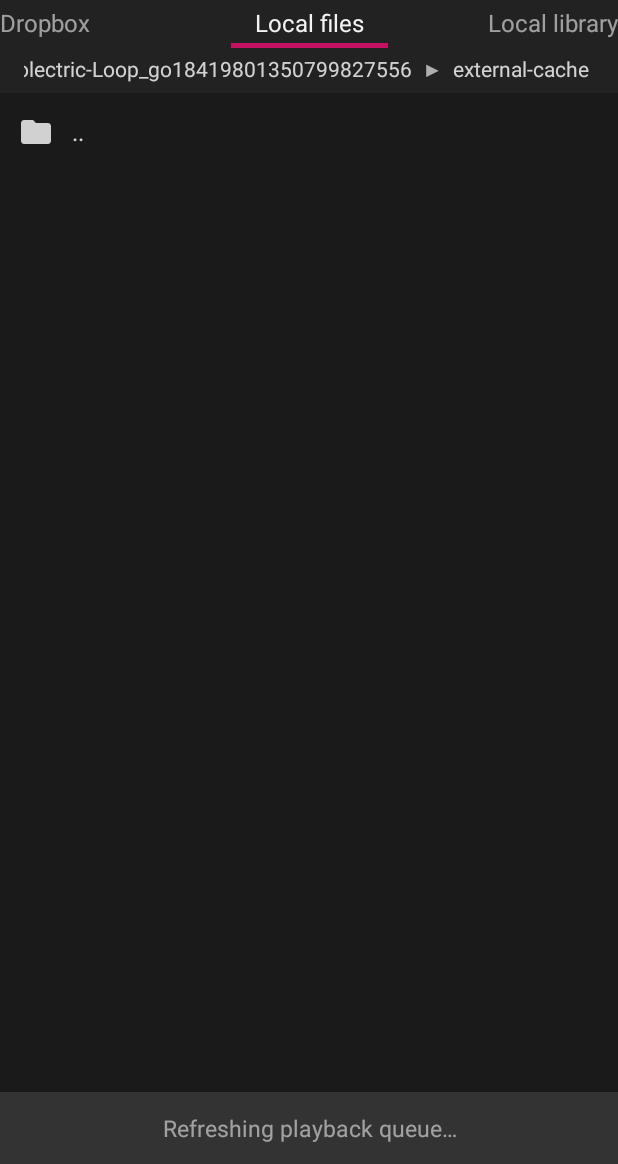
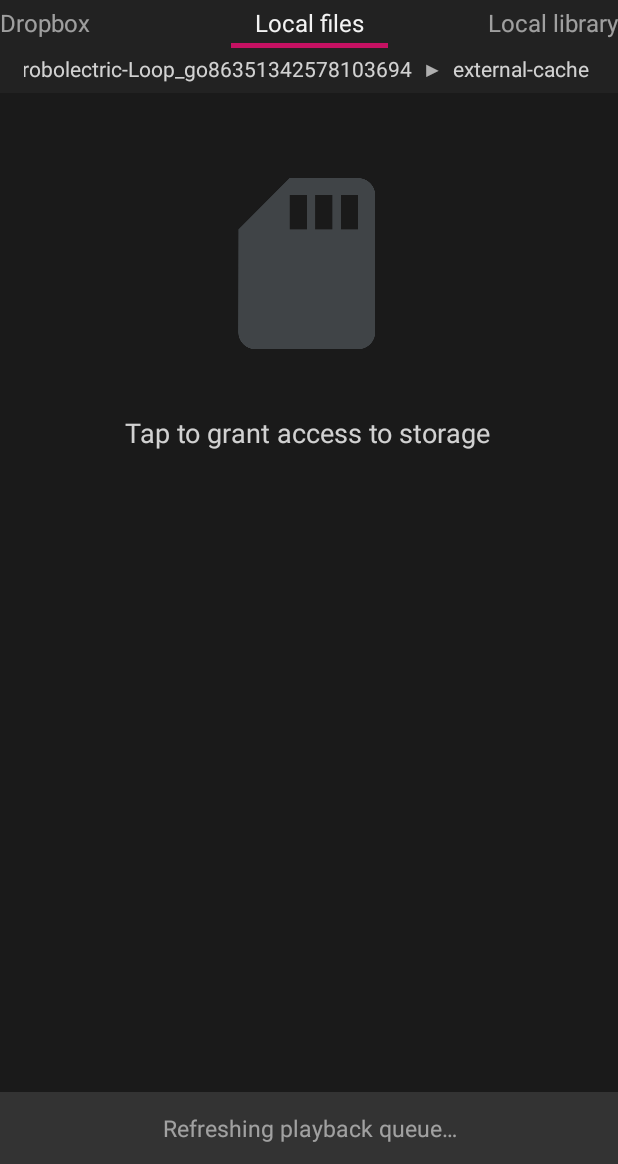
Before and after one commit to owoc/teardrop, an Android app: the screen it shows after launch (LibraryActivity), after a tap on "Local files", on a phone screen of 412 x 824 dp, the part 72-1236 px from its top. Run offline under Robolectric (Android 15) with nearby library versions, the phone set to English and light mode, and no system bars; libraries missing offline, so code that uses them is left out: com.dropbox.client2, junit.framework; 5 statements that could not run were skipped.

Commit message:
Fixed ReplayGain not persisting, improved storage permission handling

```diff
--- a/app/src/main/AndroidManifest.xml
+++ b/app/src/main/AndroidManifest.xml
@@ -26,8 +26,8 @@ THE SOFTWARE.
 <manifest xmlns:android="http://schemas.android.com/apk/res/android"
     package="mp.teardrop"
     android:installLocation="auto"
-    android:versionCode="6"
-    android:versionName="0.9.25.m6" >
+    android:versionCode="7"
+    android:versionName="0.9.25.7" >
 
     <uses-permission android:name="android.permission.INTERNET" />
     <uses-permission android:name="android.permission.WAKE_LOCK" />
--- a/app/src/main/java/mp/teardrop/FileSystemAdapter.java
+++ b/app/src/main/java/mp/teardrop/FileSystemAdapter.java
@@ -52,6 +52,8 @@ public class FileSystemAdapter
 	private static final Pattern SPACE_SPLIT = Pattern.compile("\\s+");
 	private static final Pattern FILE_SEPARATOR = Pattern.compile(File.separator);
 	static final int ID_LINK_TO_PARENT_DIR = -10;
+
+    private boolean mPermissionToReadStorageWasDenied = false;
 
 	/**
 	 * The owner LibraryActivity.
@@ -152,6 +154,12 @@ public class FileSystemAdapter
 	@Override
 	public Object query()
 	{
+        if (!MediaUtils.hasPermissionToReadStorage(mActivity)) {
+            MediaInfoHolder mih = new MediaInfoHolder();
+            mih.permissionToReadStorageWasDenied = true;
+            return mih;
+        }
+
 		File file = mLimiter == null ? new File("/") : (File)mLimiter.data;
 
 		if (mFileObserver == null) {
@@ -167,9 +175,25 @@ public class FileSystemAdapter
 	@Override
 	public void commitQuery(Object data)
 	{
-		mFiles = (File[])data;
+        if(queryResultIndicatesNoPermission(data)) {
+            mPermissionToReadStorageWasDenied = true;
+            mFiles = null;
+        } else {
+            mPermissionToReadStorageWasDenied = false;
+            mFiles = (File[]) data;
+        }
 		notifyDataSetInvalidated();
 	}
+
+    private static boolean queryResultIndicatesNoPermission(Object queryResult) {
+        if(!(queryResult instanceof MediaInfoHolder)) {
+            return false;
+        }
+        if(((MediaInfoHolder) queryResult).permissionToReadStorageWasDenied) {
+            return true;
+        }
+        throw new IllegalArgumentException("Incorrect data passed to file system adapter.");
+    }
 
 	@Override
 	public void clear()
@@ -181,8 +205,13 @@ public class FileSystemAdapter
 	@Override
 	public int getCount()
 	{
-		if (mFiles == null)
-			return 0;
+        if(mPermissionToReadStorageWasDenied) {
+            return 1;
+        }
+
+		if (mFiles == null) {
+            return 0;
+        }
 
 		Limiter limiter = getLimiter();
 
@@ -212,6 +241,10 @@ public class FileSystemAdapter
 	@Override
 	public View getView(int pos, View convertView, ViewGroup parent)
 	{
+
+        if(mPermissionToReadStorageWasDenied) {
+            return getNoPermissionView();
+        }
 
 		View view;
 		ViewHolder holder;
@@ -247,6 +280,13 @@ public class FileSystemAdapter
 
 		return view;
 	}
+
+    private View getNoPermissionView() {
+        View view = mInflater.inflate(R.layout.library_row_storage_permission, null);
+        TextView textView = (TextView) view.findViewById(R.id.text);
+        textView.setText(R.string.grant_storage_access);
+        return view;
+    }
 
 	@Override
 	public void setFilter(String filter)
@@ -318,18 +358,22 @@ public class FileSystemAdapter
 	public Intent createData(View view)
 	{
 
+		Intent intent = new Intent();
+
+		if(mPermissionToReadStorageWasDenied) {
+			intent.putExtra(LibraryAdapter.DATA_REQUEST_STORAGE_ACCESS, true);
+			return intent;
+		}
+
 		ViewHolder holder = (ViewHolder)view.getTag();
 
-		if(holder.id == ID_LINK_TO_PARENT_DIR)  {//the id for parent directory links
-			Intent intent1 = new Intent();
-			intent1.putExtra(LibraryAdapter.DATA_GO_UP, true);
-
-			return intent1;
+		if(holder.id == ID_LINK_TO_PARENT_DIR)  { //the id for parent directory links
+			intent.putExtra(LibraryAdapter.DATA_GO_UP, true);
+			return intent;
 		}
 
 		File file = mFiles[holder.id];
 
-		Intent intent = new Intent();
 		intent.putExtra(LibraryAdapter.DATA_TYPE, MediaUtils.TYPE_FILE);
 		intent.putExtra(LibraryAdapter.DATA_ID, (long)holder.id);
 		intent.putExtra(LibraryAdapter.DATA_TITLE, holder.text.getText().toString());
--- a/app/src/main/java/mp/teardrop/LibraryAdapter.java
+++ b/app/src/main/java/mp/teardrop/LibraryAdapter.java
@@ -135,6 +135,7 @@ public interface LibraryAdapter extends ListAdapter {
 	public static final String DATA_GO_TO_ALL_PLAYLISTS = "goToAllPlaylists";
 	public static final String DATA_GO_TO_ALL_GENRES = "goToAllGenres";
 	public static final String DATA_LINK_WITH_DROPBOX = "linkWithDropbox";
+	public static final String DATA_REQUEST_STORAGE_ACCESS = "requestStorageAccess";
 
 	/**
 	 * Extra for row data: media type. type: int. One of MediaUtils.TYPE_*.
--- a/app/src/main/java/mp/teardrop/SongTimeline.java
+++ b/app/src/main/java/mp/teardrop/SongTimeline.java
@@ -291,9 +291,7 @@ public final class SongTimeline {
 
 	/**
 	 * Initializes the timeline with data read from the stream. Data should have
-	 * been saved by a call to {@link SongTimeline#writeState(DataOutputStream)}.
-	 *
-	 * @param in The stream to read from.
+	 * been saved by a call to {@link SongTimeline#writeState}.
 	 */
 	public void readState(SharedPreferences prefs) throws JSONException
 	{
--- a/app/src/main/java/mp/teardrop/UnifiedAdapter.java
+++ b/app/src/main/java/mp/teardrop/UnifiedAdapter.java
@@ -601,7 +601,7 @@ public class UnifiedAdapter
 		Intent intent = new Intent();
 
         if(mMih.permissionToReadStorageWasDenied) {
-            intent.putExtra(LibraryAdapter.DATA_LINK_WITH_DROPBOX, true);
+            intent.putExtra(LibraryAdapter.DATA_REQUEST_STORAGE_ACCESS, true);
             return intent;
         }
 
--- a/app/src/main/res/layout/library_row_storage_permission.xml
+++ b/app/src/main/res/layout/library_row_storage_permission.xml
@@ -2,13 +2,14 @@
 
 <LinearLayout
     xmlns:android="http://schemas.android.com/apk/res/android"
-    android:orientation="horizontal"
+    android:orientation="vertical"
     android:layout_width="match_parent"
-    android:layout_height="wrap_content" >
+    android:layout_height="wrap_content"
+    android:gravity="center_horizontal|top"
+    android:background="@drawable/selectable_item_bg">
     <TextView
         android:id="@+id/text"
-        android:background="@drawable/selectable_item_bg"
-        android:singleLine="true"
+        android:maxLines="1"
         android:ellipsize="end"
         android:textSize="18sp"
         android:paddingLeft="12dp"
@@ -17,7 +18,7 @@
         android:paddingTop="10dp"
         android:textColor="#cfff"
         android:gravity="center"
-        android:layout_width="match_parent"
+        android:layout_width="wrap_content"
         android:layout_height="wrap_content"
         android:drawableTop="@drawable/sdcard_glyph_gray"
         android:drawablePadding="0dp" />
```
Also changed, not shown: app/src/main/java/mp/teardrop/LibraryActivity.java (+32 -2 lines), app/src/main/java/mp/teardrop/LibraryPagerAdapter.java (+17 -5 lines), app/src/main/java/mp/teardrop/Song.java (+13 -4 lines), app/src/main/res/layout/library_row_link_with_dropbox.xml (+6 -5 lines).
